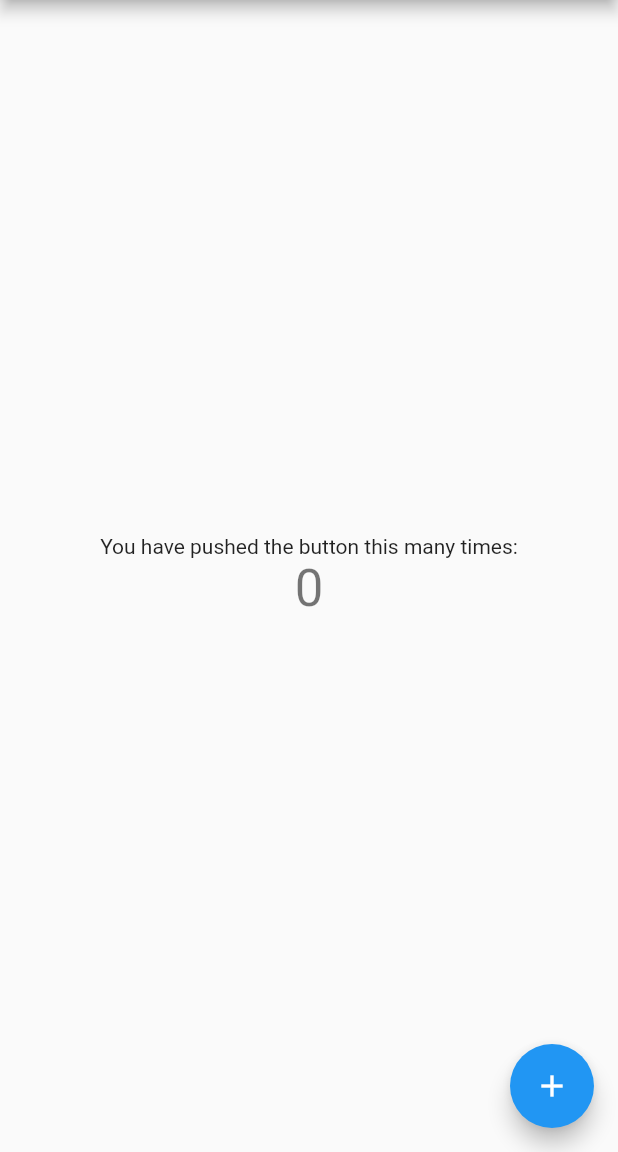
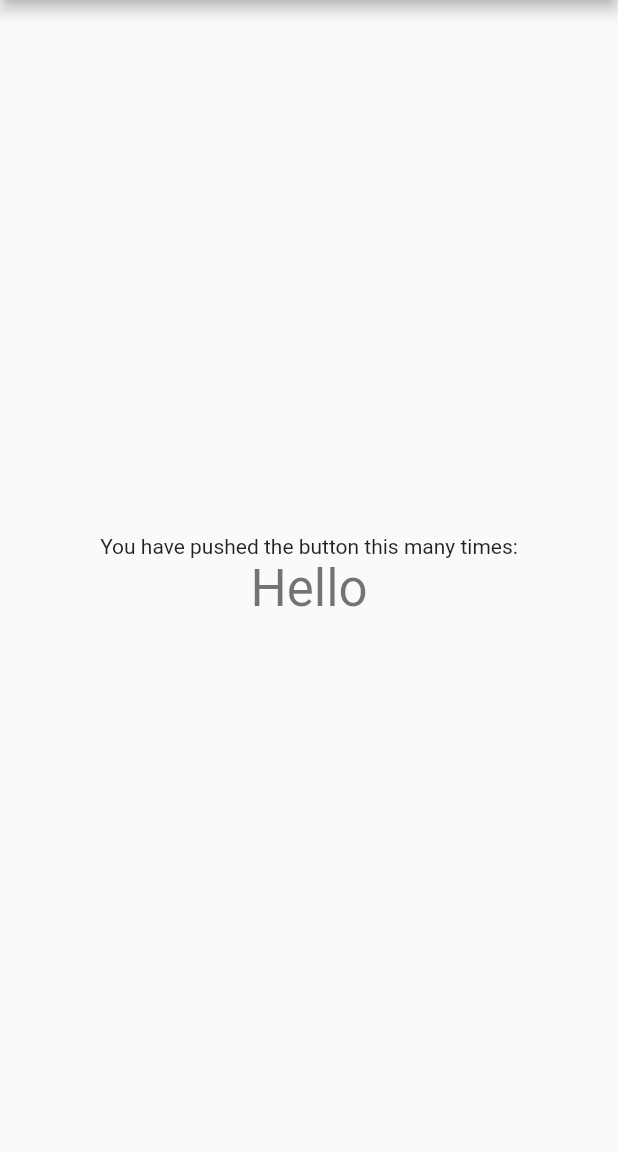
Before and after one commit to grtushar/Hacker-News, a Flutter app: the screen it shows after launch, on a phone screen of 412 x 824 dp, the part 84-1236 px from its top. Run offline on Flutter 3.47's test engine with Material 2 defaults, Android fonts, the phone set to English and light mode, and no system bars; our stand-ins replace bloc, equatable; generated files the repository leaves out were written again.

Commit message:
:wastebasket: remove unnecessary codes

```diff
--- a/lib/main.dart
+++ b/lib/main.dart
@@ -3,21 +3,12 @@ import 'package:flutter/material.dart';
 void main() => runApp(MyApp());
 
 class MyApp extends StatelessWidget {
-  // This widget is the root of your application.
   @override
   Widget build(BuildContext context) {
     return MaterialApp(
+      debugShowCheckedModeBanner: false,
       title: 'Flutter Demo',
       theme: ThemeData(
-        // This is the theme of your application.
-        //
-        // Try running your application with "flutter run". You'll see the
-        // application has a blue toolbar. Then, without quitting the app, try
-        // changing the primarySwatch below to Colors.green and then invoke
-        // "hot reload" (press "r" in the console where you ran "flutter run",
-        // or simply save your changes to "hot reload" in a Flutter IDE).
-        // Notice that the counter didn't reset back to zero; the application
-        // is not restarted.
         primarySwatch: Colors.blue,
       ),
       home: MyHomePage(title: 'Flutter Demo Home Page'),
@@ -28,15 +19,6 @@ class MyApp extends StatelessWidget {
 class MyHomePage extends StatefulWidget {
   MyHomePage({Key key, this.title}) : super(key: key);
 
-  // This widget is the home page of your application. It is stateful, meaning
-  // that it has a State object (defined below) that contains fields that affect
-  // how it looks.
-
-  // This class is the configuration for the state. It holds the values (in this
-  // case the title) provided by the parent (in this case the App widget) and
-  // used by the build method of the State. Fields in a Widget subclass are
-  // always marked "final".
-
   final String title;
 
   @override
@@ -44,68 +26,26 @@ class MyHomePage extends StatefulWidget {
 }
 
 class _MyHomePageState extends State<MyHomePage> {
-  int _counter = 0;
-
-  void _incrementCounter() {
-    setState(() {
-      // This call to setState tells the Flutter framework that something has
-      // changed in this State, which causes it to rerun the build method below
-      // so that the display can reflect the updated values. If we changed
-      // _counter without calling setState(), then the build method would not be
-      // called again, and so nothing would appear to happen.
-      _counter++;
-    });
-  }
-
   @override
   Widget build(BuildContext context) {
-    // This method is rerun every time setState is called, for instance as done
-    // by the _incrementCounter method above.
-    //
-    // The Flutter framework has been optimized to make rerunning build methods
-    // fast, so that you can just rebuild anything that needs updating rather
-    // than having to individually change instances of widgets.
     return Scaffold(
       appBar: AppBar(
-        // Here we take the value from the MyHomePage object that was created by
-        // the App.build method, and use it to set our appbar title.
         title: Text(widget.title),
       ),
       body: Center(
-        // Center is a layout widget. It takes a single child and positions it
-        // in the middle of the parent.
         child: Column(
-          // Column is also a layout widget. It takes a list of children and
-          // arranges them vertically. By default, it sizes itself to fit its
-          // children horizontally, and tries to be as tall as its parent.
-          //
-          // Invoke "debug painting" (press "p" in the console, choose the
-          // "Toggle Debug Paint" action from the Flutter Inspector in Android
-          // Studio, or the "Toggle Debug Paint" command in Visual Studio Code)
-          // to see the wireframe for each widget.
-          //
-          // Column has various properties to control how it sizes itself and
-          // how it positions its children. Here we use mainAxisAlignment to
-          // center the children vertically; the main axis here is the vertical
-          // axis because Columns are vertical (the cross axis would be
-          // horizontal).
           mainAxisAlignment: MainAxisAlignment.center,
           children: <Widget>[
             Text(
               'You have pushed the button this many times:',
             ),
             Text(
-              '$_counter',
+              'Hello',
               style: Theme.of(context).textTheme.display1,
             ),
           ],
         ),
       ),
-      floatingActionButton: FloatingActionButton(
-        onPressed: _incrementCounter,
-        tooltip: 'Increment',
-        child: Icon(Icons.add),
-      ), // This trailing comma makes auto-formatting nicer for build methods.
     );
   }
 }
```
